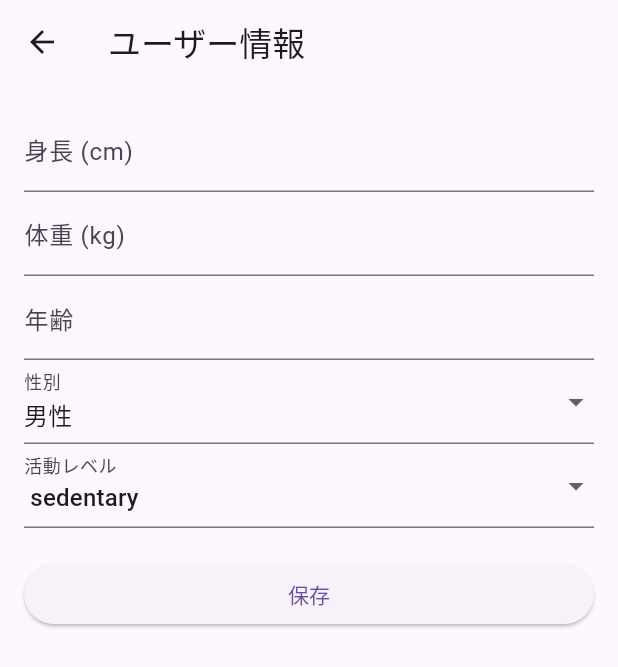
After one commit to 432uc/OptiMeal, a Flutter app: the screen it shows after launch, after a tap on the "edit" icon, on a phone screen of 412 x 824 dp. The commit adds this screen. Shown: the top 667 px of the screen. Run offline on Flutter 3.47's test engine with Material 3 defaults, Android fonts, the light colour scheme and no system bars; our stand-ins replace flutter_riverpod, shared_preferences.

Commit message:
ユーザー情報の保存・読み込み・編集機能の実装
feat: Implement user data persistence and editing

This commit introduces functionality to save, load, and edit user data.

- **Persistence:**
  - Adds `shared_preferences` to persist user data locally.
  - Implements a `UserDataRepository` to handle saving and loading `UserData` to and from `SharedPreferences`.

- **State Management:**
  - Updates `UserDataNotifier` to use the repository for data operations.
  - User data is now loaded from storage when the app starts.

- **UI:**
  - Creates a new `UserDataForm` widget to allow users to input and edit their height, weight, age, gender, and activity level.
  - The main screen now displays the calculated TDEE based on the saved user data.
  - An "edit" icon is added to the app bar to navigate to the user data form.

```diff
--- a/lib/main.dart
+++ b/lib/main.dart
@@ -1,6 +1,8 @@
 
 import 'package:flutter/material.dart';
 import 'package:flutter_riverpod/flutter_riverpod.dart';
+import 'user_data_form.dart';
+import 'user_data_provider.dart';
 
 void main() {
   runApp(
@@ -25,17 +27,43 @@ class MyApp extends StatelessWidget {
   }
 }
 
-class MyHomePage extends StatelessWidget {
+class MyHomePage extends ConsumerWidget {
   const MyHomePage({super.key});
 
   @override
-  Widget build(BuildContext context) {
+  Widget build(BuildContext context, WidgetRef ref) {
+    final userData = ref.watch(userDataProvider);
+    final tdee = userData?.tdee;
+
     return Scaffold(
       appBar: AppBar(
         title: const Text('OptiMeal'),
+        actions: [
+          IconButton(
+            icon: const Icon(Icons.edit),
+            onPressed: () {
+              Navigator.of(context).push(
+                MaterialPageRoute(
+                  builder: (context) => const UserDataForm(),
+                ),
+              );
+            },
+          ),
+        ],
       ),
-      body: const Center(
-        child: Text('Hello, OptiMeal!'),
+      body: Center(
+        child: Column(
+          mainAxisAlignment: MainAxisAlignment.center,
+          children: <Widget>[
+            const Text(
+              '1日の推定消費エネルギー (TDEE):',
+            ),
+            Text(
+              tdee != null ? '${tdee.toStringAsFixed(2)} kcal' : '未設定',
+              style: Theme.of(context).textTheme.headlineMedium,
+            ),
+          ],
+        ),
       ),
     );
   }
--- /dev/null
+++ b/lib/user_data_form.dart
@@ -0,0 +1,162 @@
+
+import 'package:flutter/material.dart';
+import 'package:flutter_riverpod/flutter_riverpod.dart';
+import 'user_data.dart';
+import 'user_data_provider.dart';
+
+class UserDataForm extends ConsumerStatefulWidget {
+  const UserDataForm({super.key});
+
+  @override
+  ConsumerState<UserDataForm> createState() => _UserDataFormState();
+}
+
+class _UserDataFormState extends ConsumerState<UserDataForm> {
+  final _formKey = GlobalKey<FormState>();
+  final _heightController = TextEditingController();
+  final _weightController = TextEditingController();
+  final _ageController = TextEditingController();
+  Gender _selectedGender = Gender.male;
+  ActivityLevel _selectedActivityLevel = ActivityLevel.sedentary;
+
+  @override
+  void initState() {
+    super.initState();
+    final userData = ref.read(userDataProvider);
+    if (userData != null) {
+      _heightController.text = userData.height.toString();
+      _weightController.text = userData.weight.toString();
+      _ageController.text = userData.age.toString();
+      _selectedGender = userData.gender;
+      _selectedActivityLevel = userData.activityLevel;
+    }
+  }
+
+  @override
+  void dispose() {
+    _heightController.dispose();
+    _weightController.dispose();
+    _ageController.dispose();
+    super.dispose();
+  }
+
+  void _saveForm() {
+    if (_formKey.currentState!.validate()) {
+      final userData = UserData(
+        height: double.parse(_heightController.text),
+        weight: double.parse(_weightController.text),
+        age: int.parse(_ageController.text),
+        gender: _selectedGender,
+        activityLevel: _selectedActivityLevel,
+      );
+      ref.read(userDataProvider.notifier).setUserData(userData);
+      Navigator.of(context).pop();
+    }
+  }
+
+  @override
+  Widget build(BuildContext context) {
+    return Scaffold(
+      appBar: AppBar(
+        title: const Text('ユーザー情報'),
+      ),
+      body: Padding(
+        padding: const EdgeInsets.all(16.0),
+        child: Form(
+          key: _formKey,
+          child: ListView(
+            children: [
+              TextFormField(
+                controller: _heightController,
+                decoration: const InputDecoration(labelText: '身長 (cm)'),
+                keyboardType: TextInputType.number,
+                validator: (value) {
+                  if (value == null || value.isEmpty) {
+                    return '身長を入力してください';
+                  }
+                  return null;
+                },
+              ),
+              TextFormField(
+                controller: _weightController,
+                decoration: const InputDecoration(labelText: '体重 (kg)'),
+                keyboardType: TextInputType.number,
+                validator: (value) {
+                  if (value == null || value.isEmpty) {
+                    return '体重を入力してください';
+                  }
+                  return null;
+                },
+              ),
+              TextFormField(
+                controller: _ageController,
+                decoration: const InputDecoration(labelText: '年齢'),
+                keyboardType: TextInputType.number,
+                validator: (value) {
+                  if (value == null || value.isEmpty) {
+                    return '年齢を入力してください';
+                  }
+                  return null;
+                },
+              ),
+              DropdownButtonFormField<Gender>(
+                value: _selectedGender,
+                items: Gender.values
+                    .map((gender) => DropdownMenuItem(
+                          value: gender,
+                          child: Text(gender == Gender.male ? '男性' : '女性'),
+                        ))
+                    .toList(),
+                onChanged: (value) {
+                  if (value != null) {
+                    setState(() {
+                      _selectedGender = value;
+                    });
+                  }
+                },
+                decoration: const InputDecoration(labelText: '性別'),
+              ),
+              DropdownButtonFormField<ActivityLevel>(
+                value: _selectedActivityLevel,
+                items: ActivityLevel.values
+                    .map((level) => DropdownMenuItem(
+                          value: level,
+                          child: Text(_activityLevelToString(level)),
+                        ))
+                    .toList(),
+                onChanged: (value) {
+                  if (value != null) {
+                    setState(() {
+                      _selectedActivityLevel = value;
+                    });
+                  }
+                },
+                decoration: const InputDecoration(labelText: '活動レベル'),
+              ),
+              const SizedBox(height: 20),
+              ElevatedButton(
+                onPressed: _saveForm,
+                child: const Text('保存'),
+              ),
+            ],
+          ),
+        ),
+      ),
+    );
+  }
+
+  String _activityLevelToString(ActivityLevel level) {
+    switch (level) {
+      case ActivityLevel.sedentary:
+        return ' sedentary';
+      case ActivityLevel.lightlyActive:
+        return 'lightly active';
+      case ActivityLevel.moderatelyActive:
+        return 'moderately active';
+      case ActivityLevel.veryActive:
+        return 'very active';
+      case ActivityLevel.extraActive:
+        return 'extra active';
+    }
+  }
+}
--- a/lib/user_data_provider.dart
+++ b/lib/user_data_provider.dart
@@ -1,15 +1,68 @@
 
 import 'package:flutter_riverpod/flutter_riverpod.dart';
+import 'package:shared_preferences/shared_preferences.dart';
 import 'user_data.dart';
 
+// Key for storing data in SharedPreferences
+const String _heightKey = 'height';
+const String _weightKey = 'weight';
+const String _ageKey = 'age';
+const String _genderKey = 'gender';
+const String _activityLevelKey = 'activityLevel';
+
+class UserDataRepository {
+  Future<void> saveUserData(UserData userData) async {
+    final prefs = await SharedPreferences.getInstance();
+    await prefs.setDouble(_heightKey, userData.height);
+    await prefs.setDouble(_weightKey, userData.weight);
+    await prefs.setInt(_ageKey, userData.age);
+    await prefs.setInt(_genderKey, userData.gender.index);
+    await prefs.setInt(_activityLevelKey, userData.activityLevel.index);
+  }
+
+  Future<UserData?> loadUserData() async {
+    final prefs = await SharedPreferences.getInstance();
+    final height = prefs.getDouble(_heightKey);
+    final weight = prefs.getDouble(_weightKey);
+    final age = prefs.getInt(_ageKey);
+    final genderIndex = prefs.getInt(_genderKey);
+    final activityLevelIndex = prefs.getInt(_activityLevelKey);
+
+    if (height != null &&
+        weight != null &&
+        age != null &&
+        genderIndex != null &&
+        activityLevelIndex != null) {
+      return UserData(
+        height: height,
+        weight: weight,
+        age: age,
+        gender: Gender.values[genderIndex],
+        activityLevel: ActivityLevel.values[activityLevelIndex],
+      );
+    }
+    return null;
+  }
+}
+
 final userDataProvider = StateNotifierProvider<UserDataNotifier, UserData?>((ref) {
-  return UserDataNotifier();
+  final notifier = UserDataNotifier(UserDataRepository());
+  return notifier;
 });
 
 class UserDataNotifier extends StateNotifier<UserData?> {
-  UserDataNotifier() : super(null);
+  final UserDataRepository _repository;
 
-  void setUserData(UserData userData) {
+  UserDataNotifier(this._repository) : super(null) {
+    loadUserData(); // Load data on initialization
+  }
+
+  Future<void> loadUserData() async {
+    state = await _repository.loadUserData();
+  }
+
+  Future<void> setUserData(UserData userData) async {
+    await _repository.saveUserData(userData);
     state = userData;
   }
 
--- a/pubspec.yaml
+++ b/pubspec.yaml
@@ -13,7 +13,7 @@ dependencies:
   flutter:
     sdk: flutter
   flutter_riverpod: ^2.5.1
-
+  shared_preferences: ^2.2.3
 
 dev_dependencies:
   flutter_test:
```
Also changed, not shown: pubspec.lock, 1 other file.
